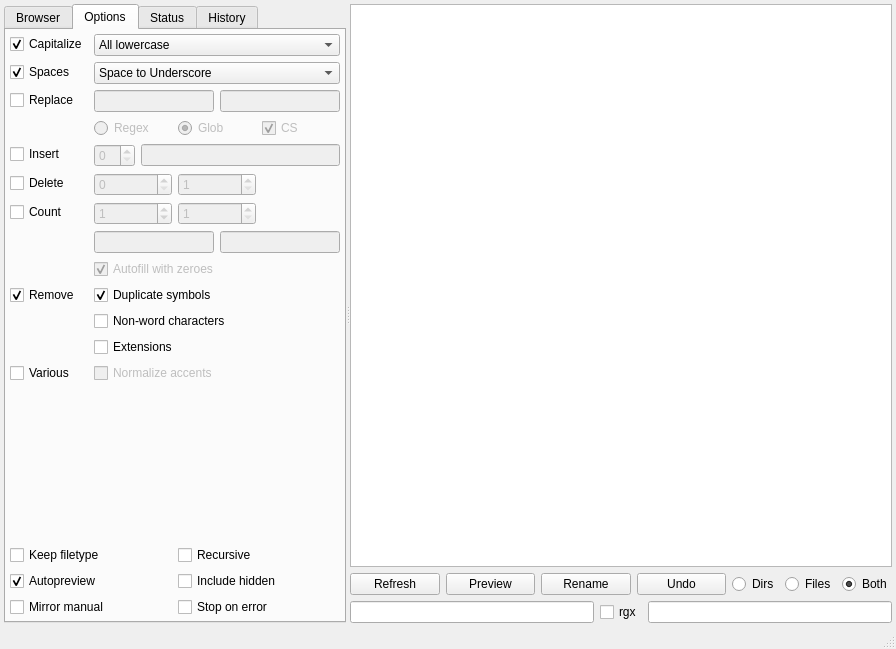
The window that gui/filebrowser/demimove.ui (gmdfalk/60-days-of-python) describes before a commit, drawn with Qt 5.
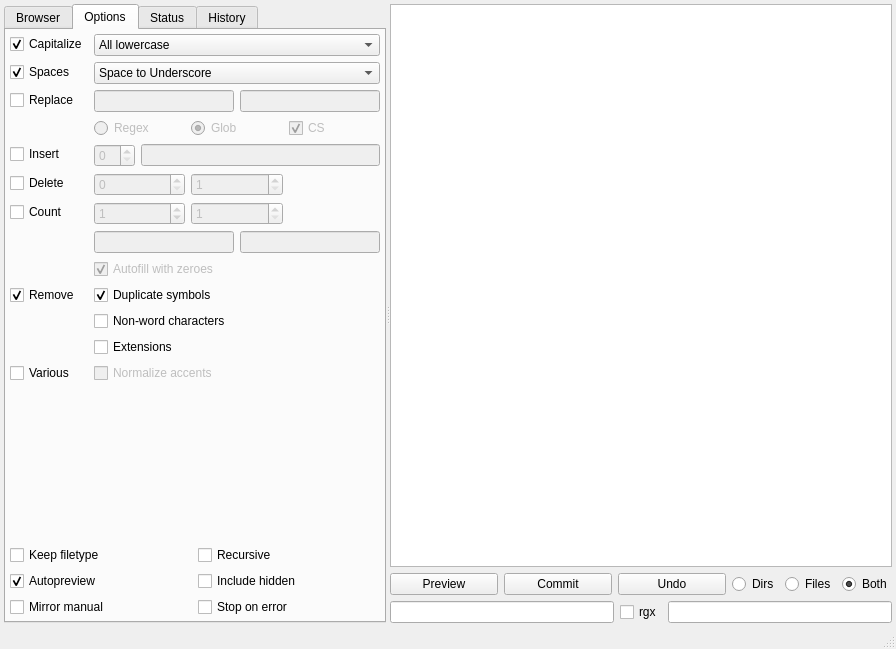
The same window after the commit.

Commit message: still connecting wires

Patch:
```diff
--- a/gui/filebrowser/demimove.ui
+++ b/gui/filebrowser/demimove.ui
@@ -604,13 +604,6 @@
         </item>
         <item>
          <layout class="QHBoxLayout" name="buttonlayout">
-          <item>
-           <widget class="QPushButton" name="refreshbutton">
-            <property name="text">
-             <string>Refresh</string>
-            </property>
-           </widget>
-          </item>
           <item>
            <widget class="QPushButton" name="previewbutton">
             <property name="text">
@@ -621,7 +614,7 @@
           <item>
            <widget class="QPushButton" name="renamebutton">
             <property name="text">
-             <string>Rename</string>
+             <string>Commit</string>
             </property>
            </widget>
           </item>
```
Left out of the diff: 8 changed lines with no effect on the pictures. The commit also changes 2 other files.
